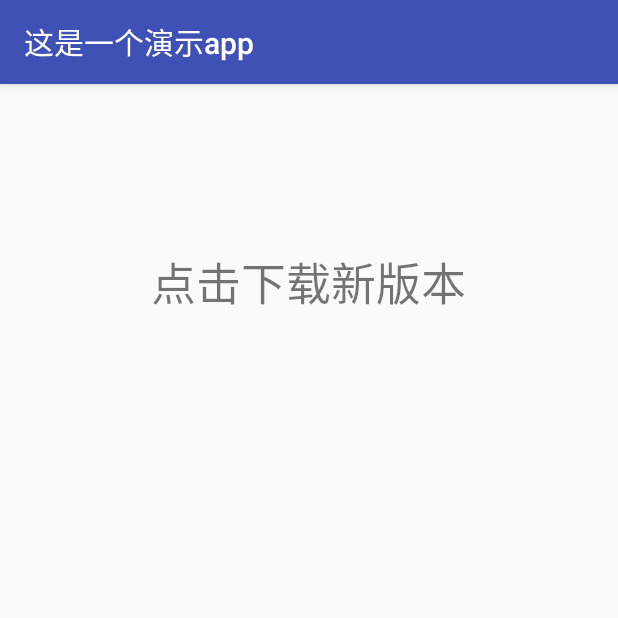
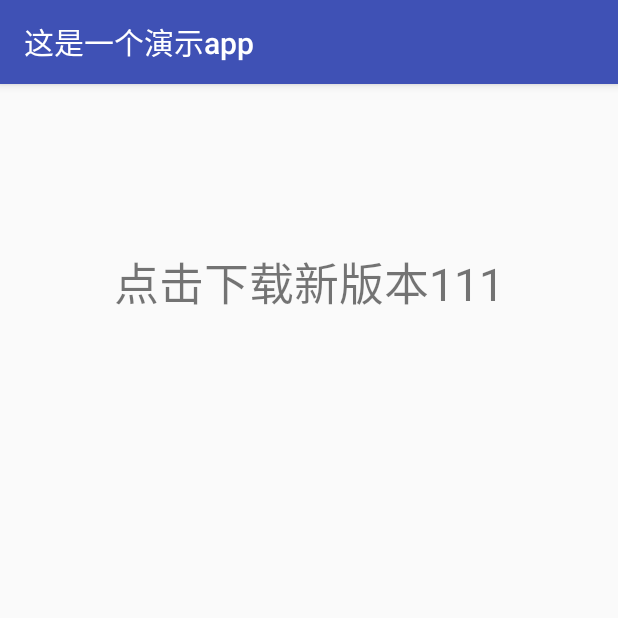
Before and after one commit to jiangziyi5835/UpdateText, an Android app: the screen it shows after launch (MainActivity), on a phone screen of 412 x 824 dp, the top half of it. Run offline under Robolectric (Android 15) with nearby library versions, the phone set to English and light mode, and no system bars; libraries missing offline, so code that uses them is left out: com.ab.http.

Commit message:
Change text

```diff
--- a/app/src/main/res/layout/activity_main.xml
+++ b/app/src/main/res/layout/activity_main.xml
@@ -14,7 +14,7 @@
         android:layout_centerHorizontal="true"
         android:layout_marginTop="109dp"
         android:textSize="30sp"
-        android:text="点击下载新版本" />
+        android:text="点击下载新版本111" />
 
     <ProgressBar
         android:id="@+id/pb_updating"
@@ -26,4 +26,5 @@
     android:visibility="invisible"
         />
 
+
 </RelativeLayout>
```
